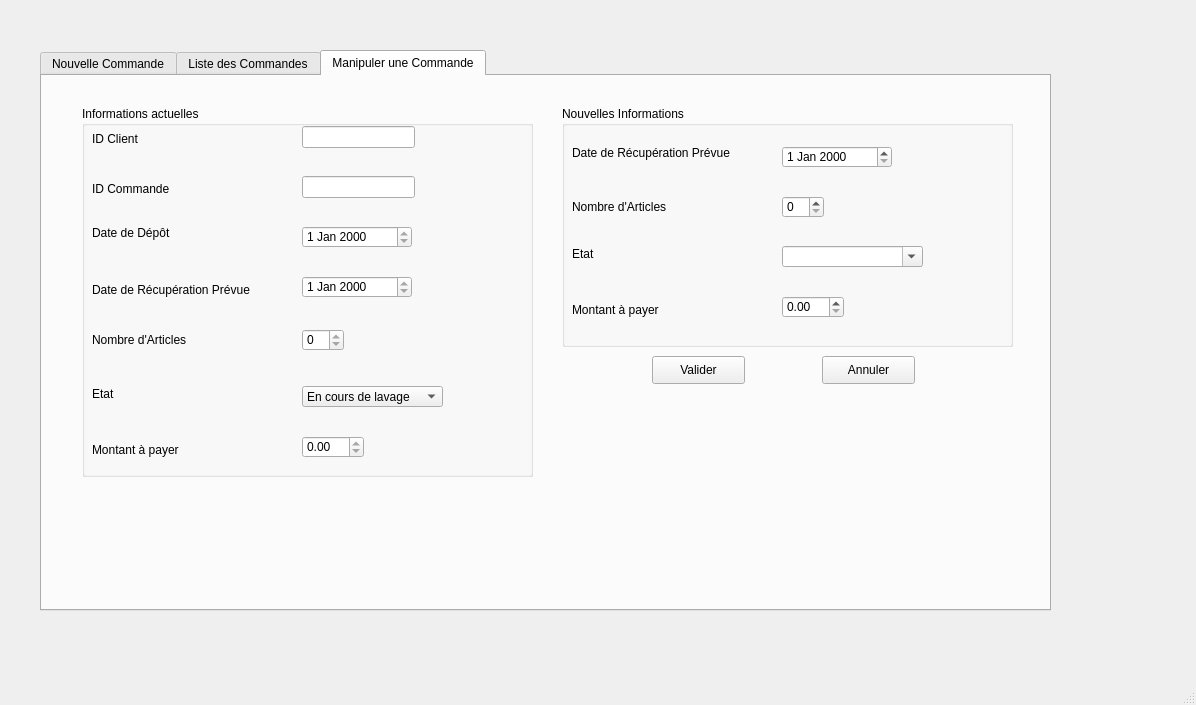
Qt form GUI_Commande/mainwindow.ui (Abdelmoez-Taher/Smart_Dry_Cleaner_2A1) before a commit.
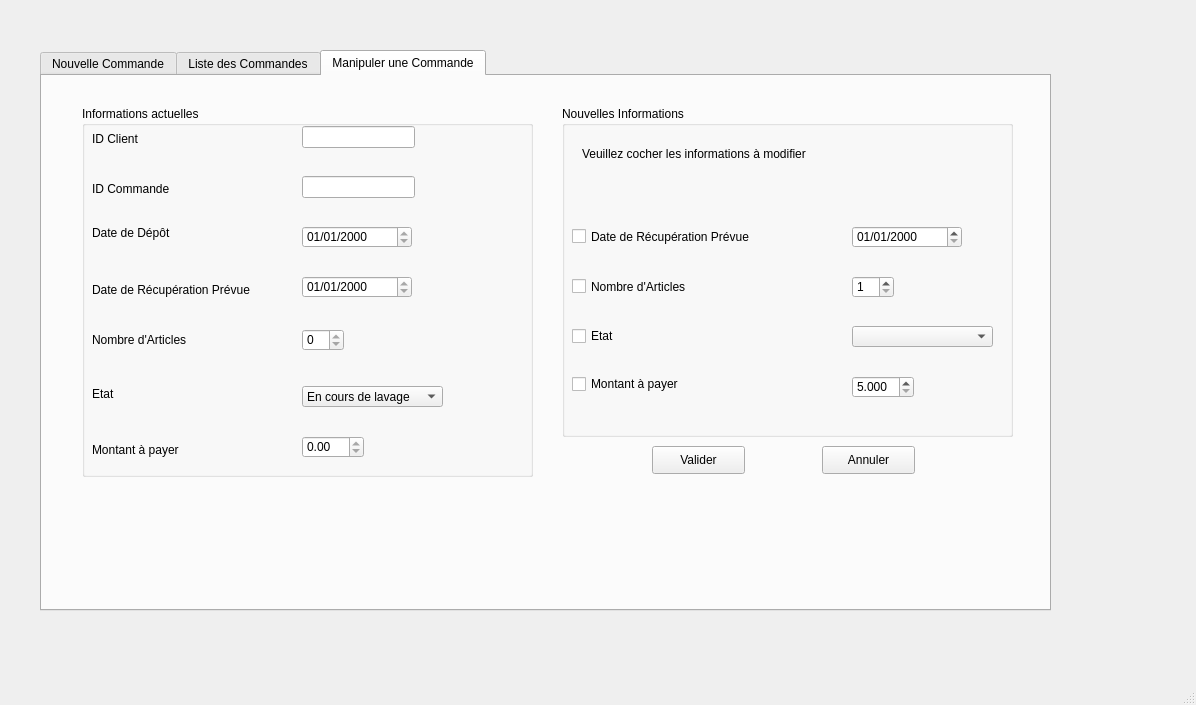
The same form after that commit. The open tabs and pages were chosen to show the change.

Patch:
```diff
--- a/GUI_Commande/mainwindow.ui
+++ b/GUI_Commande/mainwindow.ui
@@ -368,6 +368,9 @@
       </widget>
       <widget class="QWidget" name="page_2">
        <widget class="QGroupBox" name="groupBox_5">
+        <property name="enabled">
+         <bool>true</bool>
+        </property>
         <property name="geometry">
          <rect>
           <x>20</x>
@@ -485,6 +488,9 @@
          <property name="readOnly">
           <bool>true</bool>
          </property>
+         <property name="displayFormat">
+          <string>dd/MM/yyyy</string>
+         </property>
         </widget>
         <widget class="QLabel" name="label_14">
          <property name="geometry">
@@ -537,6 +543,9 @@
          <property name="readOnly">
           <bool>true</bool>
          </property>
+         <property name="displayFormat">
+          <string>dd/MM/yyyy</string>
+         </property>
         </widget>
         <widget class="QLabel" name="label_16">
          <property name="geometry">
@@ -578,110 +587,101 @@
         </widget>
        </widget>
        <widget class="QGroupBox" name="groupBox_6">
+        <property name="enabled">
+         <bool>true</bool>
+        </property>
         <property name="geometry">
          <rect>
           <x>500</x>
           <y>20</y>
           <width>451</width>
-          <height>241</height>
+          <height>331</height>
          </rect>
         </property>
         <property name="title">
          <string>Nouvelles Informations</string>
         </property>
-        <widget class="QLabel" name="label_10">
-         <property name="geometry">
-          <rect>
-           <x>10</x>
-           <y>23</y>
-           <width>199</width>
-           <height>48</height>
-          </rect>
+        <widget class="QSpinBox" name="UnbArSpin">
+         <property name="enabled">
+          <bool>true</bool>
          </property>
-         <property name="text">
-          <string>Date de Récupération Prévue</string>
-         </property>
-        </widget>
-        <widget class="QLabel" name="label_11">
          <property name="geometry">
           <rect>
-           <x>10</x>
-           <y>77</y>
-           <width>199</width>
-           <height>47</height>
-          </rect>
-         </property>
-         <property name="text">
-          <string>Nombre d'Articles</string>
-         </property>
-        </widget>
-        <widget class="QLabel" name="label_12">
-         <property name="geometry">
-          <rect>
-           <x>10</x>
-           <y>180</y>
-           <width>199</width>
-           <height>48</height>
-          </rect>
-         </property>
-         <property name="text">
-          <string>Montant à payer</string>
-         </property>
-        </widget>
-        <widget class="QSpinBox" name="spinBox_3">
-         <property name="geometry">
-          <rect>
-           <x>220</x>
-           <y>90</y>
+           <x>290</x>
+           <y>170</y>
            <width>42</width>
            <height>22</height>
           </rect>
          </property>
+         <property name="minimum">
+          <number>1</number>
+         </property>
+         <property name="maximum">
+          <number>100</number>
+         </property>
         </widget>
-        <widget class="QDoubleSpinBox" name="doubleSpinBox_3">
+        <widget class="QDoubleSpinBox" name="UprixSpin">
+         <property name="enabled">
+          <bool>true</bool>
+         </property>
          <property name="geometry">
           <rect>
-           <x>220</x>
-           <y>190</y>
+           <x>290</x>
+           <y>270</y>
            <width>62</width>
            <height>22</height>
           </rect>
          </property>
+         <property name="decimals">
+          <number>3</number>
+         </property>
+         <property name="minimum">
+          <double>5.000000000000000</double>
+         </property>
+         <property name="maximum">
+          <double>10000.000000000000000</double>
+         </property>
         </widget>
-        <widget class="QDateEdit" name="dateEdit_3">
+        <widget class="QDateEdit" name="UdateRecupEdit">
+         <property name="enabled">
+          <bool>true</bool>
+         </property>
          <property name="geometry">
           <rect>
-           <x>220</x>
-           <y>40</y>
+           <x>290</x>
+           <y>120</y>
            <width>110</width>
            <height>22</height>
           </rect>
          </property>
-        </widget>
-        <widget class="QLabel" name="label_17">
-         <property name="geometry">
-          <rect>
-           <x>10</x>
-           <y>140</y>
-           <width>56</width>
-           <height>16</height>
-          </rect>
+         <property name="wrapping">
+          <bool>false</bool>
          </property>
-         <property name="text">
-          <string>Etat</string>
+         <property name="minimumDate">
+          <date>
+           <year>1752</year>
+           <month>9</month>
+           <day>16</day>
+          </date>
          </property>
+         <property name="displayFormat">
+          <string>dd/MM/yyyy</string>
+         </property>
         </widget>
-        <widget class="QComboBox" name="comboBox_4">
+        <widget class="QComboBox" name="etatComboBox">
+         <property name="enabled">
+          <bool>true</bool>
+         </property>
          <property name="geometry">
           <rect>
-           <x>220</x>
-           <y>140</y>
+           <x>290</x>
+           <y>220</y>
            <width>141</width>
            <height>21</height>
           </rect>
          </property>
          <property name="editable">
-          <bool>true</bool>
+          <bool>false</bool>
          </property>
          <property name="currentText">
           <string/>
@@ -689,6 +689,12 @@
          <property name="currentIndex">
           <number>-1</number>
          </property>
+         <property name="insertPolicy">
+          <enum>QComboBox::NoInsert</enum>
+         </property>
+         <property name="frame">
+          <bool>true</bool>
+         </property>
          <item>
           <property name="text">
            <string>En cours de lavage</string>
@@ -705,12 +711,80 @@
           </property>
          </item>
         </widget>
+        <widget class="QLabel" name="label_20">
+         <property name="geometry">
+          <rect>
+           <x>20</x>
+           <y>40</y>
+           <width>251</width>
+           <height>16</height>
+          </rect>
+         </property>
+         <property name="text">
+          <string>Veuillez cocher les informations à modifier</string>
+         </property>
+        </widget>
+        <widget class="QCheckBox" name="UdateRecupCheck">
+         <property name="geometry">
+          <rect>
+           <x>10</x>
+           <y>120</y>
+           <width>191</width>
+           <height>21</height>
+          </rect>
+         </property>
+         <property name="text">
+          <string>Date de Récupération Prévue</string>
+         </property>
+        </widget>
+        <widget class="QCheckBox" name="UnbArCheck">
+         <property name="geometry">
+          <rect>
+           <x>10</x>
+           <y>170</y>
+           <width>131</width>
+           <height>21</height>
+          </rect>
+         </property>
+         <property name="text">
+          <string>Nombre d'Articles</string>
+         </property>
+        </widget>
+        <widget class="QCheckBox" name="etatCheck">
+         <property name="geometry">
+          <rect>
+           <x>10</x>
+           <y>220</y>
+           <width>83</width>
+           <height>20</height>
+          </rect>
+         </property>
+         <property name="text">
+          <string>Etat</string>
+         </property>
+        </widget>
+        <widget class="QCheckBox" name="UprixCheck">
+         <property name="geometry">
+          <rect>
+           <x>10</x>
+           <y>270</y>
+           <width>121</width>
+           <height>16</height>
+          </rect>
+         </property>
+         <property name="text">
+          <string>Montant à payer</string>
+         </property>
+        </widget>
        </widget>
-       <widget class="QPushButton" name="pushButton_5">
+       <widget class="QPushButton" name="boutonModifier">
+        <property name="enabled">
+         <bool>true</bool>
+        </property>
         <property name="geometry">
          <rect>
           <x>590</x>
-          <y>270</y>
+          <y>360</y>
           <width>93</width>
           <height>28</height>
          </rect>
@@ -718,12 +792,15 @@
         <property name="text">
          <string>Valider</string>
         </property>
+        <property name="checkable">
+         <bool>false</bool>
+        </property>
        </widget>
        <widget class="QPushButton" name="pushButton_6">
         <property name="geometry">
          <rect>
           <x>760</x>
-          <y>270</y>
+          <y>360</y>
           <width>93</width>
           <height>28</height>
          </rect>
```
Left out of the diff: 107 changed lines with no effect on the pictures.
